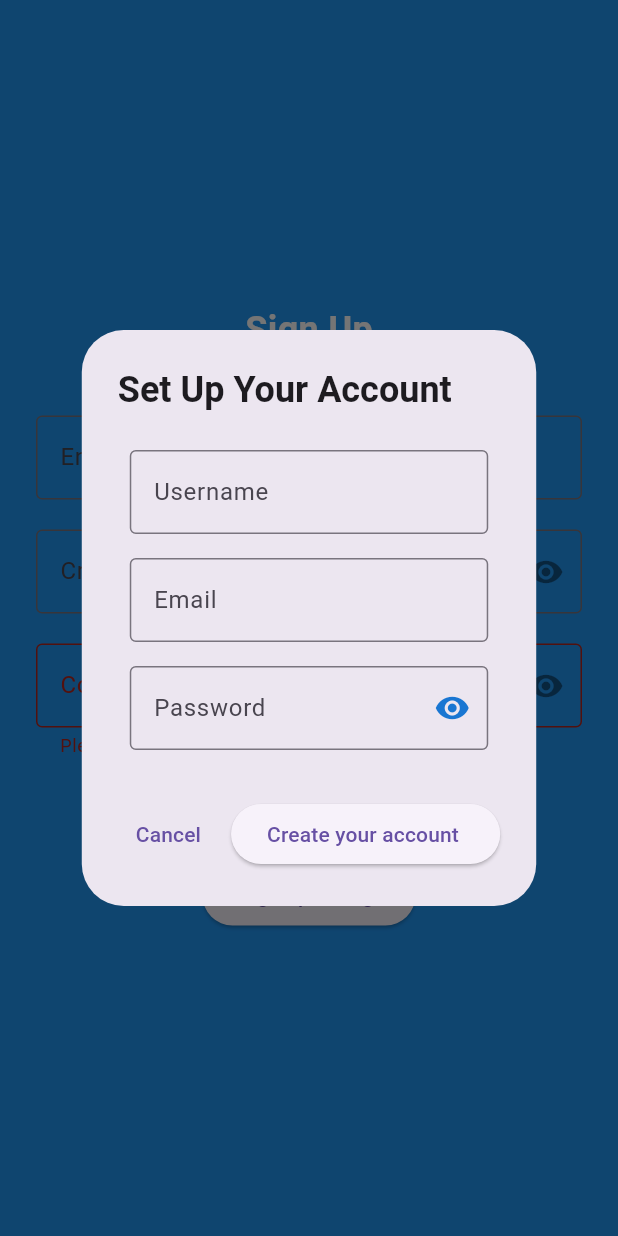
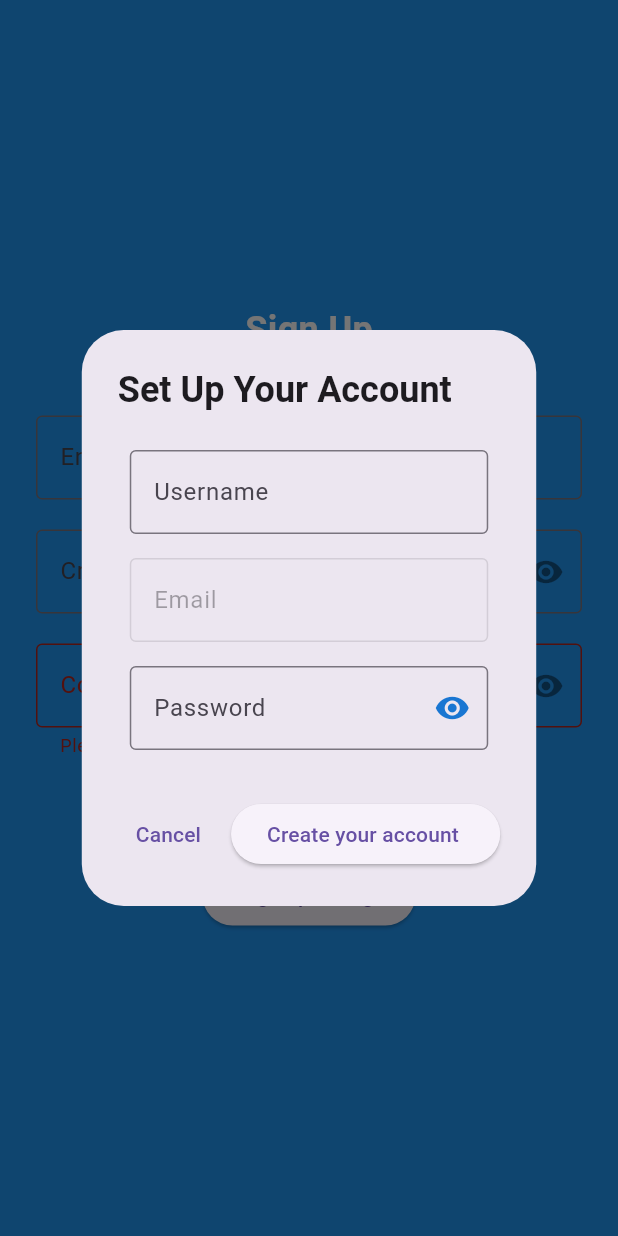
Before and after one commit to KhalilHen/time-logger_0, a Flutter app: the SignUpPage screen opened directly, after a tap on "Sign Up", after a tap on "Sign up dialog", on a phone screen of 412 x 824 dp. Run offline on Flutter 3.47's test engine with Material 3 defaults, Android fonts, the phone set to English and light mode, and no system bars; our stand-ins replace cloud_firestore, firebase_auth, firebase_core, table_calendar; accounts and stored records are empty.

Commit message:
created that emails will be always put in lowercase, and made the password/email field in the sign-up dialog unavaibel to edit

```diff
--- a/lib/dialogs/sign-up-dialog.dart
+++ b/lib/dialogs/sign-up-dialog.dart
@@ -99,9 +99,12 @@ createUser() async {
               SizedBox(height: 16.0),
               TextFormField(
                 controller: emailController,
+    enabled: false,
+
                 decoration: InputDecoration(
                   labelText: 'Email',
                   border: OutlineInputBorder(),
+
                 ),
                 validator: (value) {
                   if (value == null || value.isEmpty) {
@@ -111,9 +114,13 @@ createUser() async {
                 },
               ),
               SizedBox(height: 16.0),
-              TextFormField(
+              IgnorePointer(
+              ignoring: true,
+                child: TextFormField(
                   controller: passwordController,
+
                   obscureText: passwordVisible!,
+
                   decoration: InputDecoration(
                     labelText: 'Password',
                     border: OutlineInputBorder(),
@@ -144,6 +151,7 @@ setState(() {
 
 
 
+
                   validator: (value) {
                     if (value == null || value.isEmpty) {
                       return 'Please enter a password';
@@ -151,6 +159,7 @@ setState(() {
                     return null;
                   },
 
+                ),
               ),
             ],
           ),
@@ -172,5 +181,9 @@ setState(() {
         ),
       ],
     );
+
+
   }
+
+
 }
--- a/lib/sign-up.dart
+++ b/lib/sign-up.dart
@@ -59,9 +59,11 @@ super.initState()
   Future<void> _signUp(BuildContext context) async {
     if (_key.currentState!.validate()) {
       try {
+               String lowerCaseEmail = emailController.text.toLowerCase();
+emailController.text = lowerCaseEmail;
         UserCredential userCredential = await FirebaseAuth.instance.createUserWithEmailAndPassword(
-          username: usernameController.text,
-          email: emailController.text,
+
+          email: lowerCaseEmail,
           password: passwordController.text,
 
         );
```
Also changed, not shown: lib/main.dart (+10 -1 lines). Lines whose indentation alone changed are shown as unchanged.
